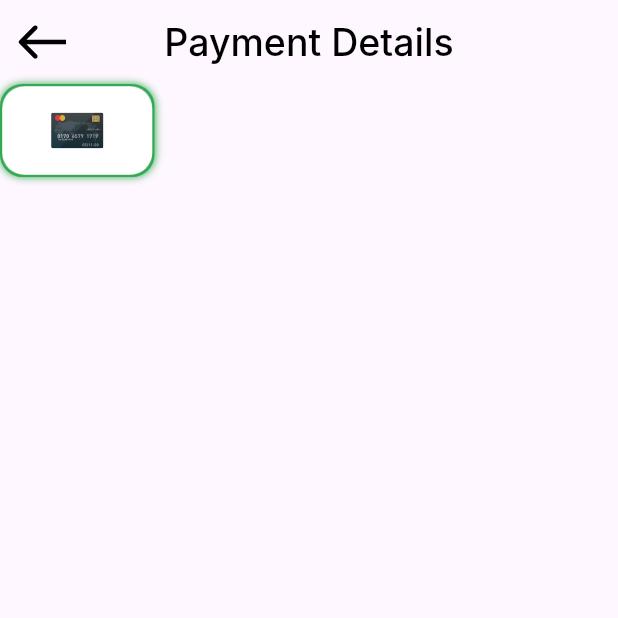
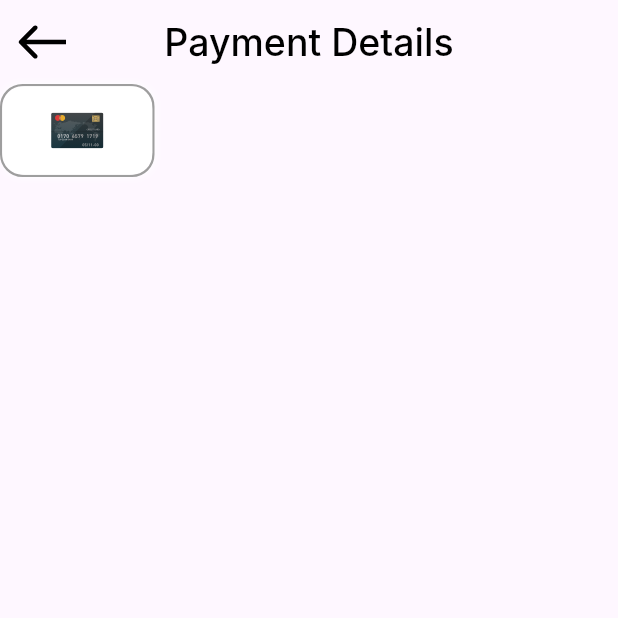
Before and after one commit to zelshenhab/flutter_checkout_payment, a Flutter app: the PaymentDatailsView screen opened directly, on a phone screen of 412 x 824 dp, the top half of it. Run offline on Flutter 3.47's test engine with Material 3 defaults, Android fonts, the phone set to English and light mode, and no system bars; our stand-ins replace flutter_svg; Roboto replaces fonts that are missing (Inter).

Commit message:
in active and active payment method

```diff
--- a/lib/features/checkout/presentation/views/widgets/payment_details_view_body.dart
+++ b/lib/features/checkout/presentation/views/widgets/payment_details_view_body.dart
@@ -1,43 +1,15 @@
 import 'package:flutter/material.dart';
-import 'package:flutter_svg/flutter_svg.dart';
+import 'package:flutter_checkout_payment/features/checkout/presentation/views/widgets/payment_method_item.dart';
 
 class PaymentDetailsViewBody extends StatelessWidget {
   const PaymentDetailsViewBody({super.key});
 
   @override
   Widget build(BuildContext context) {
-    return Column(
+    return const Column(
       children: [
-        Container(
-          width: 103,
-          height: 62,
-          decoration: ShapeDecoration(
-            shape: RoundedRectangleBorder(
-              side: const BorderSide(
-                width: 1.50,
-                color: Color(0xFF34A853),
-              ),
-              borderRadius: BorderRadius.circular(15),
-            ),
-            shadows: const [
-              BoxShadow(
-                  color: Color(0xFF34A853),
-                  blurRadius: 4,
-                  offset: Offset(0, 0),
-                  spreadRadius: 0),
-            ],
-          ),
-          child: Container(
-            decoration: BoxDecoration(
-              color: Colors.white,
-              borderRadius: BorderRadius.circular(15),
-            ),
-            child: Center(
-                child: SvgPicture.asset(
-              "assets/images/card.svg",
-              height: 24,
-            )),
-          ),
+        PaymentMethodItem(
+          isActive: false,
         ),
       ],
     );
--- /dev/null
+++ b/lib/features/checkout/presentation/views/widgets/payment_method_item.dart
@@ -0,0 +1,42 @@
+import 'package:flutter/material.dart';
+import 'package:flutter_svg/flutter_svg.dart';
+
+class PaymentMethodItem extends StatelessWidget {
+  const PaymentMethodItem({super.key, this.isActive = false});
+  final bool isActive;
+  @override
+  Widget build(BuildContext context) {
+    return AnimatedContainer(
+      duration: const Duration(microseconds: 600),
+      width: 103,
+      height: 62,
+      decoration: ShapeDecoration(
+        shape: RoundedRectangleBorder(
+          side: BorderSide(
+            width: 1.50,
+            color: isActive ? const Color(0xFF34A853) : Colors.grey,
+          ),
+          borderRadius: BorderRadius.circular(15),
+        ),
+        shadows: [
+          BoxShadow(
+              color: isActive ? const Color(0xFF34A853) : Colors.white,
+              blurRadius: 4,
+              offset: const Offset(0, 0),
+              spreadRadius: 0),
+        ],
+      ),
+      child: Container(
+        decoration: BoxDecoration(
+          color: Colors.white,
+          borderRadius: BorderRadius.circular(15),
+        ),
+        child: Center(
+            child: SvgPicture.asset(
+          "assets/images/card.svg",
+          height: 24,
+        )),
+      ),
+    );
+  }
+}
```
